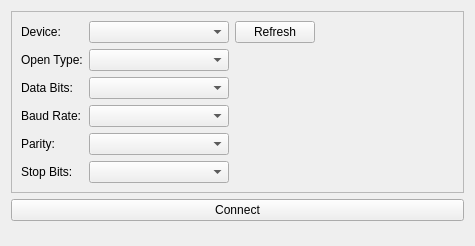
This is RFIDMonitorDeskApp/gui/serialconnconfigwidget.ui in CELTAB/rfidmonitor as Qt 5 draws it before an edit. The edited form follows.
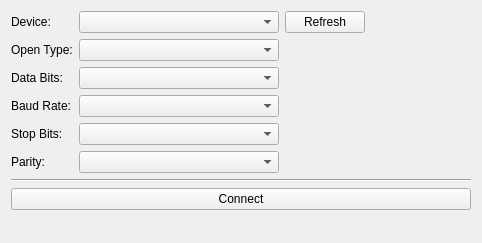
This is the edited form.

Diff of the .ui file:
```diff
--- a/RFIDMonitorDeskApp/gui/serialconnconfigwidget.ui
+++ b/RFIDMonitorDeskApp/gui/serialconnconfigwidget.ui
@@ -6,77 +6,118 @@
    <rect>
     <x>0</x>
     <y>0</y>
-    <width>475</width>
-    <height>246</height>
+    <width>482</width>
+    <height>243</height>
    </rect>
   </property>
   <property name="windowTitle">
    <string>Form</string>
   </property>
-  <layout class="QVBoxLayout" name="verticalLayout">
+  <layout class="QFormLayout" name="formLayout">
+   <property name="fieldGrowthPolicy">
+    <enum>QFormLayout::AllNonFixedFieldsGrow</enum>
+   </property>
+   <item row="0" column="0">
+    <widget class="QLabel" name="label">
+     <property name="sizePolicy">
+      <sizepolicy hsizetype="Fixed" vsizetype="Preferred">
+       <horstretch>0</horstretch>
+       <verstretch>0</verstretch>
+      </sizepolicy>
+     </property>
+     <property name="text">
+      <string>Device:</string>
+     </property>
+    </widget>
+   </item>
+   <item row="0" column="1">
+    <layout class="QHBoxLayout" name="horizontalLayout">
    <item>
-    <widget class="QFrame" name="frame">
+      <widget class="QComboBox" name="cbDeviceList">
      <property name="sizePolicy">
-      <sizepolicy hsizetype="Preferred" vsizetype="Fixed">
+        <sizepolicy hsizetype="Minimum" vsizetype="Fixed">
        <horstretch>0</horstretch>
        <verstretch>0</verstretch>
       </sizepolicy>
      </property>
-     <property name="frameShape">
-      <enum>QFrame::StyledPanel</enum>
-     </property>
-     <property name="frameShadow">
-      <enum>QFrame::Raised</enum>
-     </property>
-     <layout class="QGridLayout" name="gridLayout_2">
-      <item row="5" column="1">
-       <widget class="QComboBox" name="cbStopBits">
+       <property name="minimumSize">
+        <size>
+         <width>200</width>
+         <height>0</height>
+        </size>
+       </property>
+      </widget>
+     </item>
+     <item>
+      <widget class="QPushButton" name="btRefreshDeviceList">
+       <property name="text">
+        <string>Refresh</string>
+       </property>
+      </widget>
+     </item>
+     <item>
+      <spacer name="horizontalSpacer">
+       <property name="orientation">
+        <enum>Qt::Horizontal</enum>
+       </property>
+       <property name="sizeHint" stdset="0">
+        <size>
+         <width>244</width>
+         <height>13</height>
+        </size>
+       </property>
+      </spacer>
+     </item>
+    </layout>
+   </item>
+   <item row="1" column="0">
+    <widget class="QLabel" name="label_2">
         <property name="sizePolicy">
-         <sizepolicy hsizetype="MinimumExpanding" vsizetype="Fixed">
+      <sizepolicy hsizetype="Fixed" vsizetype="Preferred">
           <horstretch>0</horstretch>
           <verstretch>0</verstretch>
          </sizepolicy>
         </property>
+     <property name="text">
+      <string>Open Type:</string>
+     </property>
        </widget>
       </item>
       <item row="1" column="1">
+    <layout class="QHBoxLayout" name="horizontalLayout_2">
+     <item>
        <widget class="QComboBox" name="cbOpenType">
         <property name="sizePolicy">
-         <sizepolicy hsizetype="MinimumExpanding" vsizetype="Fixed">
+        <sizepolicy hsizetype="Minimum" vsizetype="Fixed">
           <horstretch>0</horstretch>
           <verstretch>0</verstretch>
          </sizepolicy>
         </property>
+       <property name="minimumSize">
+        <size>
+         <width>200</width>
+         <height>0</height>
+        </size>
+       </property>
         <property name="currentText">
          <string/>
         </property>
        </widget>
       </item>
-      <item row="5" column="0">
-       <widget class="QLabel" name="label_5">
-        <property name="sizePolicy">
-         <sizepolicy hsizetype="Fixed" vsizetype="Preferred">
-          <horstretch>0</horstretch>
-          <verstretch>0</verstretch>
-         </sizepolicy>
-        </property>
-        <property name="text">
-         <string>Stop Bits:</string>
-        </property>
-       </widget>
-      </item>
-      <item row="3" column="0">
-       <widget class="QLabel" name="label_3">
-        <property name="sizePolicy">
-         <sizepolicy hsizetype="Fixed" vsizetype="Preferred">
-          <horstretch>0</horstretch>
-          <verstretch>0</verstretch>
-         </sizepolicy>
-        </property>
-        <property name="text">
-         <string>Baud Rate:</string>
-        </property>
-       </widget>
+     <item>
+      <spacer name="horizontalSpacer_2">
+       <property name="orientation">
+        <enum>Qt::Horizontal</enum>
+       </property>
+       <property name="sizeHint" stdset="0">
+        <size>
+         <width>188</width>
+         <height>20</height>
+        </size>
+       </property>
+      </spacer>
+     </item>
+    </layout>
       </item>
       <item row="2" column="0">
        <widget class="QLabel" name="label_4">
@@ -85,48 +126,41 @@
         </property>
        </widget>
       </item>
-      <item row="0" column="2">
-       <widget class="QPushButton" name="btRefreshDeviceList">
-        <property name="text">
-         <string>Refresh</string>
-        </property>
-       </widget>
-      </item>
-      <item row="4" column="1">
-       <widget class="QComboBox" name="cbParity">
-        <property name="sizePolicy">
-         <sizepolicy hsizetype="MinimumExpanding" vsizetype="Fixed">
-          <horstretch>0</horstretch>
-          <verstretch>0</verstretch>
-         </sizepolicy>
-        </property>
-       </widget>
-      </item>
       <item row="2" column="1">
+    <layout class="QHBoxLayout" name="horizontalLayout_3">
+     <item>
        <widget class="QComboBox" name="cbDataBits">
         <property name="sizePolicy">
-         <sizepolicy hsizetype="MinimumExpanding" vsizetype="Fixed">
+        <sizepolicy hsizetype="Minimum" vsizetype="Fixed">
           <horstretch>0</horstretch>
           <verstretch>0</verstretch>
          </sizepolicy>
         </property>
-       </widget>
-      </item>
-      <item row="1" column="0">
-       <widget class="QLabel" name="label_2">
-        <property name="sizePolicy">
-         <sizepolicy hsizetype="Fixed" vsizetype="Preferred">
-          <horstretch>0</horstretch>
-          <verstretch>0</verstretch>
-         </sizepolicy>
-        </property>
-        <property name="text">
-         <string>Open Type:</string>
-        </property>
-       </widget>
-      </item>
-      <item row="0" column="0">
-       <widget class="QLabel" name="label">
+       <property name="minimumSize">
+        <size>
+         <width>200</width>
+         <height>0</height>
+        </size>
+       </property>
+      </widget>
+     </item>
+     <item>
+      <spacer name="horizontalSpacer_3">
+       <property name="orientation">
+        <enum>Qt::Horizontal</enum>
+       </property>
+       <property name="sizeHint" stdset="0">
+        <size>
+         <width>191</width>
+         <height>20</height>
+        </size>
+       </property>
+      </spacer>
+     </item>
+    </layout>
+   </item>
+   <item row="3" column="0">
+    <widget class="QLabel" name="label_3">
         <property name="sizePolicy">
          <sizepolicy hsizetype="Fixed" vsizetype="Preferred">
           <horstretch>0</horstretch>
@@ -134,44 +168,90 @@
          </sizepolicy>
         </property>
         <property name="text">
-         <string>Device:</string>
+      <string>Baud Rate:</string>
         </property>
        </widget>
       </item>
       <item row="3" column="1">
+    <layout class="QHBoxLayout" name="horizontalLayout_4">
+     <item>
        <widget class="QComboBox" name="cbBaudRate">
         <property name="sizePolicy">
-         <sizepolicy hsizetype="MinimumExpanding" vsizetype="Fixed">
+        <sizepolicy hsizetype="Minimum" vsizetype="Fixed">
           <horstretch>0</horstretch>
           <verstretch>0</verstretch>
          </sizepolicy>
         </property>
-       </widget>
-      </item>
-      <item row="0" column="1">
-       <widget class="QComboBox" name="cbDeviceList">
-        <property name="sizePolicy">
-         <sizepolicy hsizetype="MinimumExpanding" vsizetype="Fixed">
-          <horstretch>0</horstretch>
-          <verstretch>0</verstretch>
-         </sizepolicy>
+       <property name="minimumSize">
+        <size>
+         <width>200</width>
+         <height>0</height>
+        </size>
         </property>
        </widget>
       </item>
-      <item row="0" column="3">
-       <spacer name="horizontalSpacer">
+     <item>
+      <spacer name="horizontalSpacer_4">
         <property name="orientation">
          <enum>Qt::Horizontal</enum>
         </property>
         <property name="sizeHint" stdset="0">
          <size>
-          <width>40</width>
+         <width>139</width>
           <height>20</height>
          </size>
         </property>
        </spacer>
+     </item>
+    </layout>
       </item>
       <item row="4" column="0">
+    <widget class="QLabel" name="label_5">
+     <property name="sizePolicy">
+      <sizepolicy hsizetype="Fixed" vsizetype="Preferred">
+       <horstretch>0</horstretch>
+       <verstretch>0</verstretch>
+      </sizepolicy>
+     </property>
+     <property name="text">
+      <string>Stop Bits:</string>
+     </property>
+    </widget>
+   </item>
+   <item row="4" column="1">
+    <layout class="QHBoxLayout" name="horizontalLayout_5">
+     <item>
+      <widget class="QComboBox" name="cbParity">
+       <property name="sizePolicy">
+        <sizepolicy hsizetype="Minimum" vsizetype="Fixed">
+         <horstretch>0</horstretch>
+         <verstretch>0</verstretch>
+        </sizepolicy>
+       </property>
+       <property name="minimumSize">
+        <size>
+         <width>200</width>
+         <height>0</height>
+        </size>
+       </property>
+      </widget>
+     </item>
+     <item>
+      <spacer name="horizontalSpacer_5">
+       <property name="orientation">
+        <enum>Qt::Horizontal</enum>
+       </property>
+       <property name="sizeHint" stdset="0">
+        <size>
+         <width>139</width>
+         <height>20</height>
+        </size>
+       </property>
+      </spacer>
+     </item>
+    </layout>
+   </item>
+   <item row="5" column="0">
        <widget class="QLabel" name="label_6">
         <property name="sizePolicy">
          <sizepolicy hsizetype="Fixed" vsizetype="Preferred">
@@ -184,32 +264,52 @@
         </property>
        </widget>
       </item>
-     </layout>
+   <item row="5" column="1">
+    <layout class="QHBoxLayout" name="horizontalLayout_6">
+     <item>
+      <widget class="QComboBox" name="cbStopBits">
+       <property name="sizePolicy">
+        <sizepolicy hsizetype="Minimum" vsizetype="Fixed">
+         <horstretch>0</horstretch>
+         <verstretch>0</verstretch>
+        </sizepolicy>
+       </property>
+       <property name="minimumSize">
+        <size>
+         <width>200</width>
+         <height>0</height>
+        </size>
+       </property>
+      </widget>
+     </item>
+     <item>
+      <spacer name="horizontalSpacer_6">
+       <property name="orientation">
+        <enum>Qt::Horizontal</enum>
+       </property>
+       <property name="sizeHint" stdset="0">
+        <size>
+         <width>139</width>
+         <height>19</height>
+        </size>
+       </property>
+      </spacer>
+     </item>
+    </layout>
+   </item>
+   <item row="6" column="0" colspan="2">
+    <widget class="Line" name="line">
+     <property name="orientation">
+      <enum>Qt::Horizontal</enum>
+     </property>
     </widget>
    </item>
-   <item>
-    <layout class="QHBoxLayout" name="horizontalLayout">
-     <item>
+   <item row="7" column="0" colspan="2">
       <widget class="QPushButton" name="btConnect">
        <property name="text">
         <string>Connect</string>
        </property>
       </widget>
-     </item>
-    </layout>
-   </item>
-   <item>
-    <spacer name="verticalSpacer">
-     <property name="orientation">
-      <enum>Qt::Vertical</enum>
-     </property>
-     <property name="sizeHint" stdset="0">
-      <size>
-       <width>20</width>
-       <height>40</height>
-      </size>
-     </property>
-    </spacer>
    </item>
   </layout>
  </widget>
```
Left out of the diff: 2 changed lines with no effect on the pictures. Lines whose indentation alone changed are shown as unchanged.
